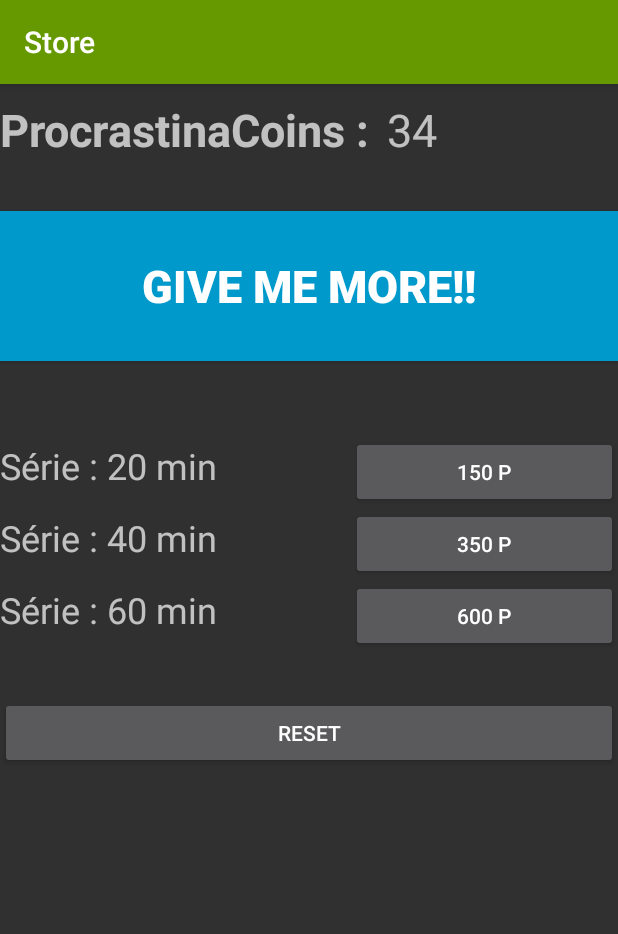
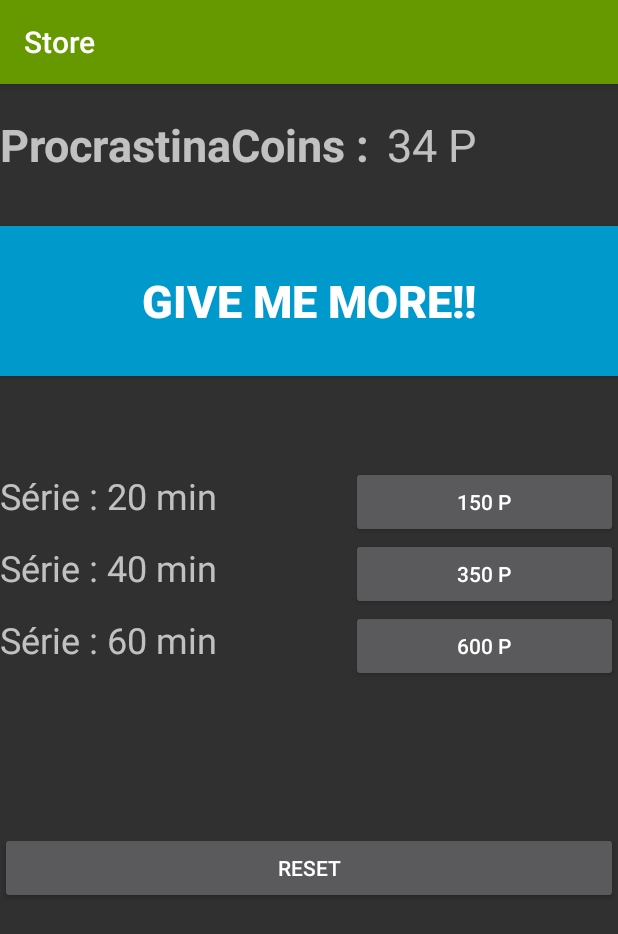
Before and after one commit to NVanvyve/UCLaConcentration, an Android app: the StoreActivity screen opened directly, with no data from a screen before it, after a tap on "600 P", on a phone screen of 412 x 824 dp. Shown: the top 934 px of the screen. Run offline under Robolectric (Android 15) with nearby library versions, the phone set to English and light mode, and no system bars; 3 other taps on this screen came first.

Commit message:
Add scroll bar store + StoreActivity.java plus propre

```diff
--- a/UCLaConcentration/app/src/main/java/groupe/onze/uclaconcentration/StoreActivity.java
+++ b/UCLaConcentration/app/src/main/java/groupe/onze/uclaconcentration/StoreActivity.java
@@ -17,12 +17,8 @@ public class StoreActivity extends AppCompatActivity {
     SharedPreferences mPrefs;
 
     TextView money;
-    Button more;
-    Button serie20;
-    Button serie40;
-    Button serie60;
-    Button reset;
     Context context;
+
     CharSequence text = "You don't have enough money";
     CharSequence text2 = "You must wait 10 seconds between 2 purchases";
     int duration = 1;
@@ -34,7 +30,7 @@ public class StoreActivity extends AppCompatActivity {
 
     private void update(){
         SharedPreferences.Editor mEditor = mPrefs.edit();
-        mEditor.putInt("save_coins",procraCoins).commit();
+        mEditor.putInt("save_coins", procraCoins).commit();
     }
 
     private void sell(int cost){
@@ -42,7 +38,7 @@ public class StoreActivity extends AppCompatActivity {
             last_purchase = System.currentTimeMillis();
             procraCoins -= cost;
             update();
-            money.setText(Integer.toString(procraCoins));;
+            money.setText(procraCoins+" P");;
         }
         else if(cost>= procraCoins){
             context = getApplicationContext();
@@ -68,64 +64,81 @@ public class StoreActivity extends AppCompatActivity {
         waiting = 10000;
         rand = new Random(System.currentTimeMillis());
         money = (TextView) findViewById(R.id.var_coin);
-        more = (Button) findViewById(R.id.moremoney);
-        serie20 = (Button) findViewById(R.id.button20min);
-        serie40 = (Button) findViewById(R.id.button40min);
-        serie60 = (Button) findViewById(R.id.button60min);
-        reset = (Button) findViewById(R.id.reset_button);
+        Button more = (Button) findViewById(R.id.moremoney);
+        Button reset = (Button) findViewById(R.id.reset_button);
+
+        // Récupération de la mémoire
+        mPrefs = getSharedPreferences("label", 0);
+        procraCoins = mPrefs.getInt("save_coins",0);
+        money.setText(procraCoins+" P");
+
+        // Récompenses
+        // Boutons et Prix associés
+        Button [] ButtonList = {
+                (Button) findViewById(R.id.button20min),
+                (Button) findViewById(R.id.button40min),
+                (Button) findViewById(R.id.button60min)};
+
+        final int [] CostList = {
+                150,
+                350,
+                600};
 
 
-        mPrefs = getSharedPreferences("label", 0);
-        procraCoins = mPrefs.getInt("save_coins",0);
-        money.setText(procraCoins+"");
+        // Initialisation des prix sur les boutons
+        for (int i = 0; i<ButtonList.length; i++){
+            ButtonList[i].setText(CostList[i]+ " P");
+        }
 
-
+        // "More" et "Reset" sont des boutons temporaire qui permettent de tester le fonctionemment du Store
+        // A supprimer une fois qu'il existe un systeme pour générer des points
         more.setOnClickListener(new View.OnClickListener() {
-
             @Override
             public void onClick(View v) {
-                // En attendant une conversion du temps en coins
                 procraCoins += 20 + rand.nextInt(30);
                 update();
-                money.setText(Integer.toString(procraCoins));
+                money.setText(procraCoins+" P");
             }
         });
-
         reset.setOnClickListener(new View.OnClickListener() {
-
             @Override
             public void onClick(View v) {
                 procraCoins = 0;
                 update();
-                money.setText(Integer.toString(procraCoins));
+                money.setText(procraCoins+" P");
             }
         });
 
-        serie20.setOnClickListener(new View.OnClickListener() {
 
+        // Méthode onClick() pour tous les boutons... Une solution plus compacte est la bien venue
+        ButtonList[0].setOnClickListener(new View.OnClickListener() {
             @Override
             public void onClick(View v) {
-                int cost  = 150;
-                sell(cost);
+                sell(CostList[0]);
+            }
+        });
+        ButtonList[1].setOnClickListener(new View.OnClickListener() {
+            @Override
+            public void onClick(View v) {
+                sell(CostList[1]);
+            }
+        });
+        ButtonList[2].setOnClickListener(new View.OnClickListener() {
+            @Override
+            public void onClick(View v) {
+                sell(CostList[2]);
             }
         });
 
-        serie40.setOnClickListener(new View.OnClickListener() {
-
+        /*
+        // Ajout d'un nouveau bouton?
+        ButtonList[i].setOnClickListener(new View.OnClickListener() {
             @Override
             public void onClick(View v) {
-                int cost  = 350;
-                sell(cost);
+                sell(CostList[i]);
             }
         });
+        */
 
-        serie60.setOnClickListener(new View.OnClickListener() {
-
-            @Override
-            public void onClick(View v) {
-                int cost  = 600;
-                sell(cost);
-            }
-        });
     }
 }
--- a/UCLaConcentration/app/src/main/res/layout/activity_store.xml
+++ b/UCLaConcentration/app/src/main/res/layout/activity_store.xml
@@ -4,14 +4,23 @@
     android:orientation="vertical" android:layout_width="match_parent"
     android:layout_height="match_parent">
 
+    <ScrollView
+        android:layout_width="match_parent"
+        android:layout_height="match_parent">
+
+        <LinearLayout
+            android:layout_width="match_parent"
+            android:layout_height="wrap_content"
+            android:orientation="vertical" >
+
             <Space
                 android:layout_width="match_parent"
-        android:layout_height="10sp" />
+                android:layout_height="20sp" />
 
             <LinearLayout
                 android:orientation="horizontal"
                 android:layout_width="match_parent"
-        android:layout_height="wrap_content">
+                android:layout_height="match_parent">
 
                 <TextView
                     android:layout_width="258dp"
@@ -56,11 +65,11 @@
 
             <Space
                 android:layout_width="match_parent"
-        android:layout_height="50sp" />
+                android:layout_height="60sp" />
 
             <ScrollView
                 android:layout_width="match_parent"
-        android:layout_height="wrap_content">
+                android:layout_height="match_parent">
 
                 <LinearLayout
                     android:orientation="vertical"
@@ -81,7 +90,6 @@
                             android:layout_weight="1" />
 
                         <Button
-                    android:text="150 P"
                             android:layout_width="wrap_content"
                             android:layout_height="wrap_content"
                             android:id="@+id/button20min"
@@ -104,7 +112,6 @@
                             android:layout_weight="1" />
 
                         <Button
-                    android:text="350 P"
                             android:layout_width="wrap_content"
                             android:layout_height="wrap_content"
                             android:id="@+id/button40min"
@@ -128,7 +135,6 @@
                             android:layout_weight="1" />
 
                         <Button
-                    android:text="600 P"
                             android:layout_width="wrap_content"
                             android:layout_height="wrap_content"
                             android:id="@+id/button60min"
@@ -143,7 +149,7 @@
 
             <Space
                 android:layout_width="match_parent"
-        android:layout_height="30sp" />
+                android:layout_height="100sp" />
 
             <Button
                 android:text="Reset"
@@ -151,5 +157,7 @@
                 android:layout_height="wrap_content"
                 android:id="@+id/reset_button"
                 android:textAlignment="center" />
+        </LinearLayout>
+    </ScrollView>
 
 </LinearLayout>
--- a/UCLaConcentration/app/src/main/res/values/strings.xml
+++ b/UCLaConcentration/app/src/main/res/values/strings.xml
@@ -1,7 +1,7 @@
 <?xml version="1.0" encoding="utf-8"?><!DOCTYPE resources [<!ENTITY appname "UCLaConcentration"><!ENTITY author "G11">]>
 
 <resources>
-    <string name="app_name">&appname;</string>
+    <string name="app_name" translatable="false">&appname;</string>
     <string name="description">The &appname; app was created by &author;</string>
     <string name="StartTime">The &appname; app was created by &author;</string>
     <string name="title_activity_timer">TimerActivity</string>
```
Lines whose indentation alone changed are shown as unchanged.
